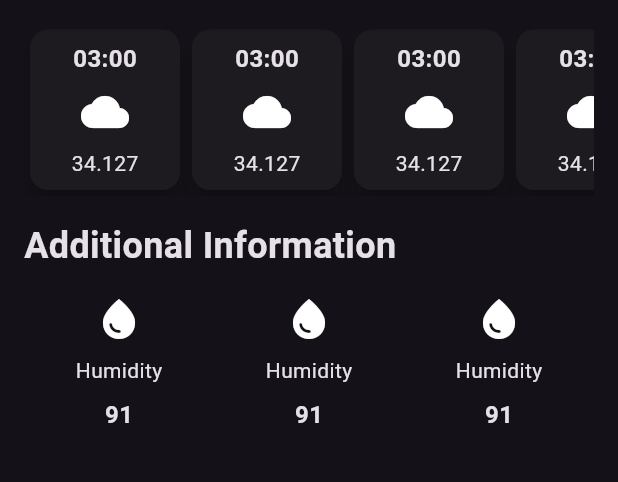
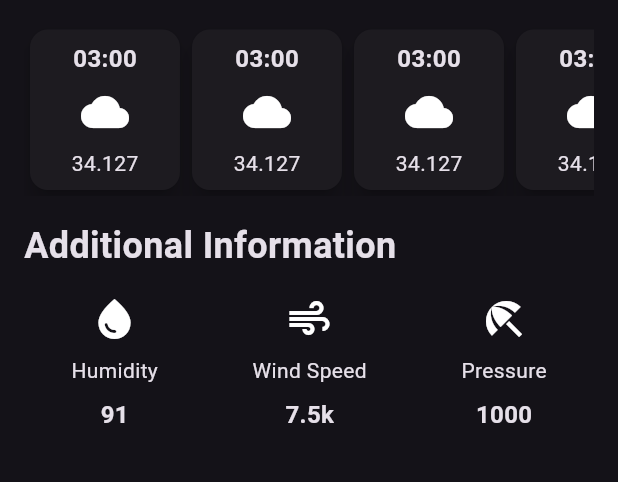
Before and after one commit to drilonhametaj25/flutter_weather_app, a Flutter app: the screen it shows after launch, on a phone screen of 412 x 824 dp, the part 506-988 px from its top. Run offline on Flutter 3.47's test engine with Material 2 defaults, Android fonts, the phone set to English and light mode, and no system bars.

Commit message:
pass variable

```diff
--- a/lib/additiona_info_item.dart
+++ b/lib/additiona_info_item.dart
@@ -1,24 +1,29 @@
 import 'package:flutter/material.dart';
 
 class AdditionalInfoItem extends StatelessWidget {
-  const AdditionalInfoItem({
-    super.key,
-  });
+  final IconData icon;
+  final String label;
+  final String value;
+  const AdditionalInfoItem(
+      {super.key,
+      required this.icon,
+      required this.label,
+      required this.value});
 
   @override
   Widget build(BuildContext context) {
-    return const Column(
+    return Column(
       children: [
         Icon(
-          Icons.water_drop,
+          icon,
           size: 32,
         ),
-        SizedBox(height: 8),
-        Text('Humidity'),
-        SizedBox(height: 8),
+        const SizedBox(height: 8),
+        Text(label),
+        const SizedBox(height: 8),
         Text(
-          '91',
-          style: TextStyle(
+          value,
+          style: const TextStyle(
             fontSize: 16,
             fontWeight: FontWeight.bold,
           ),
--- a/lib/weather_screen.dart
+++ b/lib/weather_screen.dart
@@ -109,9 +109,21 @@ class WeatherScreen extends StatelessWidget {
             const Row(
               mainAxisAlignment: MainAxisAlignment.spaceAround,
               children: [
-                AdditionalInfoItem(),
-                AdditionalInfoItem(),
-                AdditionalInfoItem(),
+                AdditionalInfoItem(
+                  icon: Icons.water_drop,
+                  label: 'Humidity',
+                  value: '91',
+                ),
+                AdditionalInfoItem(
+                  icon: Icons.air,
+                  label: 'Wind Speed',
+                  value: '7.5k',
+                ),
+                AdditionalInfoItem(
+                  icon: Icons.beach_access,
+                  label: 'Pressure',
+                  value: '1000',
+                ),
               ],
             )
           ],
```
